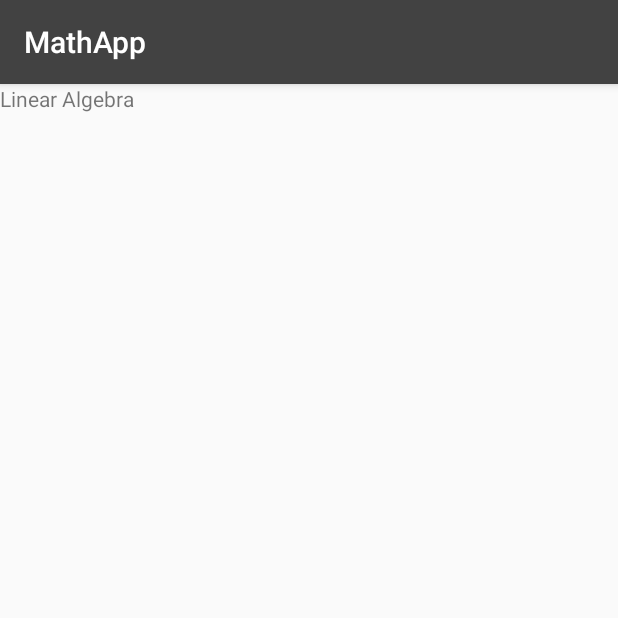
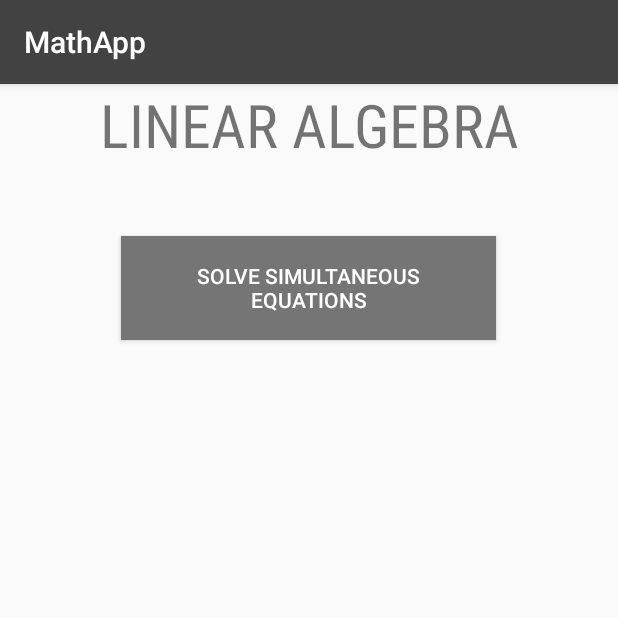
Before and after one commit to anudaweerasinghe/easyalgebra-Android, an Android app: the LinearAlgActivity screen opened directly, with no data from a screen before it, on a phone screen of 412 x 824 dp, the top half of it. Run offline under Robolectric (Android 15) with nearby library versions, the phone set to English and light mode, and no system bars.

Commit message:
simult Equations complete. Need to fix the decimal rounding. Because dec format rounds to the nearest even number when at a 0.5

```diff
--- a/app/src/main/AndroidManifest.xml
+++ b/app/src/main/AndroidManifest.xml
@@ -20,7 +20,8 @@
         <activity android:name=".LinearAlgActivity" />
         <activity android:name=".QuadraticsActivity" />
         <activity android:name=".WordActivity" />
-        <activity android:name=".quadratics.QuadraticEquationsActivity"></activity>
+        <activity android:name=".quadratics.QuadraticEquationsActivity" />
+        <activity android:name=".linearalgebra.SimultEqnsActivity"></activity>
     </application>
 
 </manifest>
--- a/app/src/main/java/com/example/anuda/mathapp/LinearAlgActivity.java
+++ b/app/src/main/java/com/example/anuda/mathapp/LinearAlgActivity.java
@@ -1,7 +1,16 @@
 package com.example.anuda.mathapp;
 
+import android.content.Intent;
 import android.support.v7.app.AppCompatActivity;
 import android.os.Bundle;
+import android.view.View;
+import android.widget.Button;
+import android.widget.TextView;
+
+import com.example.anuda.mathapp.linearalgebra.SimultEqnsActivity;
+import com.example.anuda.mathapp.quadratics.QuadraticEquationsActivity;
+
+import org.w3c.dom.Text;
 
 public class LinearAlgActivity extends AppCompatActivity {
 
@@ -9,5 +18,21 @@ public class LinearAlgActivity extends AppCompatActivity {
     protected void onCreate(Bundle savedInstanceState) {
         super.onCreate(savedInstanceState);
         setContentView(R.layout.activity_linear_alg);
+
+        TextView lineAlgTitle = (TextView) findViewById(R.id.title_text);
+
+        Button simEqnsBtn = (Button) findViewById(R.id.solvesSimultEqns);
+
+        simEqnsBtn.setOnClickListener(new View.OnClickListener() {
+
+            @Override
+            public void onClick(View v) {
+                Intent intentNew = new Intent(LinearAlgActivity.this, SimultEqnsActivity.class);
+                startActivity(intentNew);
+            }
+        });
+
+
+
     }
 }
--- a/app/src/main/res/layout/activity_linear_alg.xml
+++ b/app/src/main/res/layout/activity_linear_alg.xml
@@ -1,16 +1,31 @@
 <?xml version="1.0" encoding="utf-8"?>
-<android.support.constraint.ConstraintLayout xmlns:android="http://schemas.android.com/apk/res/android"
+<RelativeLayout xmlns:android="http://schemas.android.com/apk/res/android"
     xmlns:app="http://schemas.android.com/apk/res-auto"
     xmlns:tools="http://schemas.android.com/tools"
     android:layout_width="match_parent"
     android:layout_height="match_parent"
     tools:context="com.example.anuda.mathapp.LinearAlgActivity">
 
-    <TextView
-        android:id="@+id/textView2"
-        android:layout_width="wrap_content"
+    <android.support.v7.widget.AppCompatTextView
+        android:id="@+id/title_text"
+        android:layout_width="match_parent"
         android:layout_height="wrap_content"
-        android:text="Linear Algebra"
-        tools:layout_editor_absoluteX="144dp"
-        tools:layout_editor_absoluteY="156dp" />
-</android.support.constraint.ConstraintLayout>
+        android:fontFamily="sans-serif-condensed"
+        android:textAlignment="center"
+        android:textAllCaps="true"
+        android:textSize="40dp"
+        android:text="LINEAR ALGEBRA\n"/>
+
+
+    <Button
+        android:id="@+id/solvesSimultEqns"
+        android:layout_width="250dp"
+        android:paddingHorizontal="20dp"
+        android:layout_height="69dp"
+        android:text="Solve Simultaneous Equations"
+        android:textColor="#FFFF"
+        android:layout_centerHorizontal="true"
+        android:background="#757575"
+        android:layout_below="@+id/title_text" />
+
+</RelativeLayout>
```
Also changed, not shown: app/src/main/java/com/example/anuda/mathapp/linearalgebra/SimultEqnsActivity.java (added, +205 -0 lines), app/src/main/res/layout/activity_simult_eqns.xml (added, +93 -0 lines).
